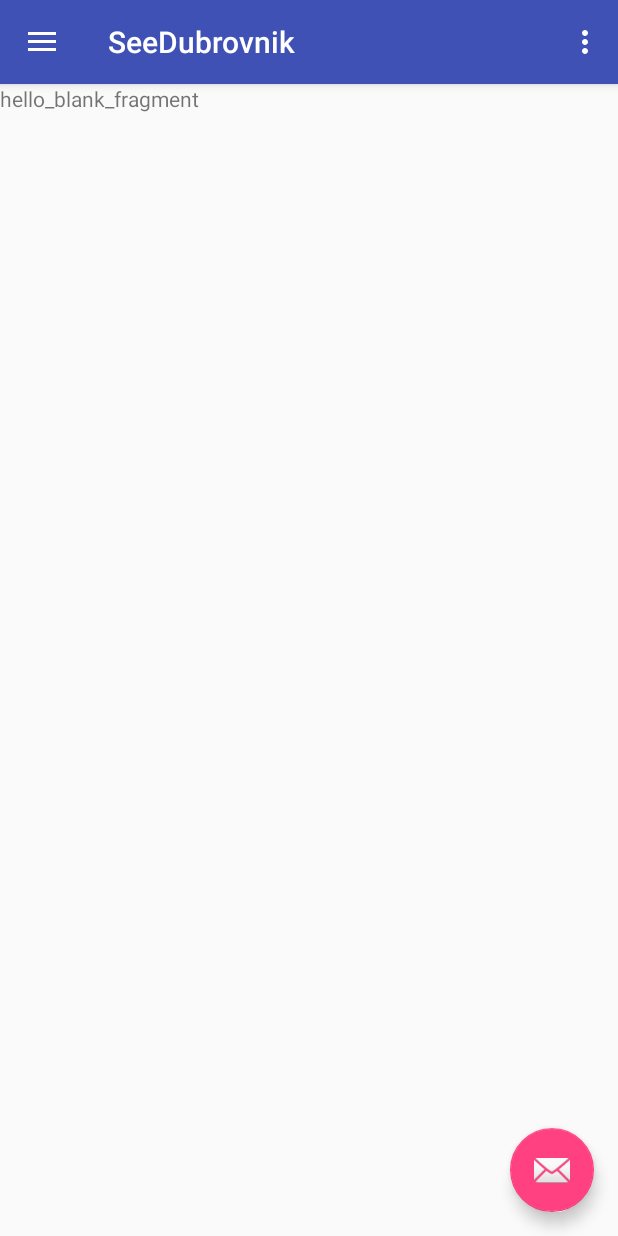
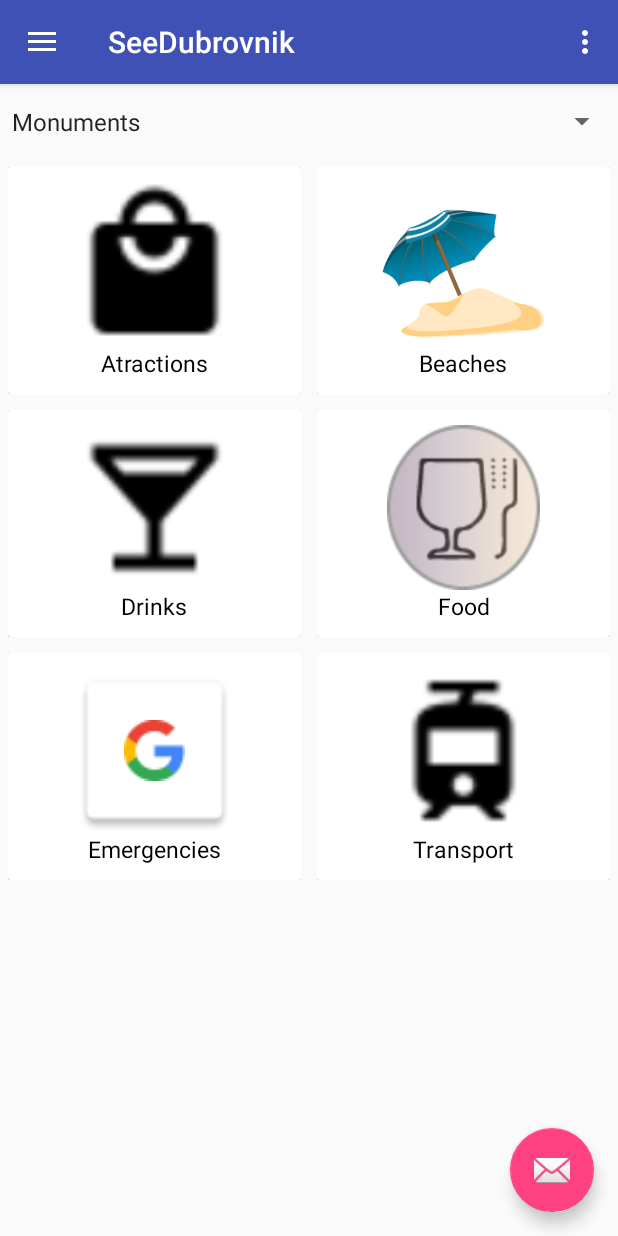
Before and after one commit to progonitelj/SeeDubrovnikTest2, an Android app: the screen it shows after launch (WelcomeStartActivity), after a tap on an icon or button, on a phone screen of 412 x 824 dp. Run offline under Robolectric (Android 15) with nearby library versions, the phone set to English and light mode, and no system bars.

Commit message:
++ categories

```diff
--- a/app/src/main/java/hr/project/seedubrovnik/BlankFragment.java
+++ /dev/null
@@ -1,31 +0,0 @@
-package hr.project.seedubrovnik;
-
-
-import android.os.Bundle;
-import android.support.v4.app.Fragment;
-import android.view.LayoutInflater;
-import android.view.View;
-import android.view.ViewGroup;
-import android.widget.Toast;
-
-
-/**
- * A simple {@link Fragment} subclass.
- */
-public class BlankFragment extends Fragment {
-
-
-    public BlankFragment() {
-        // Required empty public constructor
-    }
-
-
-    @Override
-    public View onCreateView(LayoutInflater inflater, ViewGroup container,
-                             Bundle savedInstanceState) {
-        Toast.makeText(getActivity(),"evo nas u blankui",Toast.LENGTH_LONG);
-        // Inflate the layout for this fragment
-        return inflater.inflate(R.layout.fragment_blank, container, false);
-    }
-
-}
--- /dev/null
+++ b/app/src/main/java/hr/project/seedubrovnik/Category.java
@@ -0,0 +1,38 @@
+package hr.project.seedubrovnik;
+
+public class Category {
+    private String name;
+    private String desc;
+    private int img;
+
+
+    public Category(String name, String desc, int img) {
+        this.name = name;
+        this.desc = desc;
+        this.img = img;
+    }
+
+    public String getName() {
+        return name;
+    }
+
+    public void setName(String name) {
+        this.name = name;
+    }
+
+    public String getDesc() {
+        return desc;
+    }
+
+    public void setDesc(String desc) {
+        this.desc = desc;
+    }
+
+    public int getImg() {
+        return img;
+    }
+
+    public void setImg(int img) {
+        this.img = img;
+    }
+}
--- /dev/null
+++ b/app/src/main/java/hr/project/seedubrovnik/CategoryFragment.java
@@ -0,0 +1,53 @@
+package hr.project.seedubrovnik;
+
+
+import android.os.Bundle;
+import android.support.v4.app.Fragment;
+import android.support.v7.widget.GridLayoutManager;
+import android.support.v7.widget.RecyclerView;
+import android.view.LayoutInflater;
+import android.view.View;
+import android.view.ViewGroup;
+import android.widget.Toast;
+
+import java.util.ArrayList;
+import java.util.List;
+
+
+/**
+ * A simple {@link Fragment} subclass.
+ */
+public class CategoryFragment extends Fragment {
+
+    private RecyclerView recyclerView;
+    private View view;
+    private RecyclerViewListAdapter2 adapter;
+    private List<Category> categories;
+
+    @Override
+    public View onCreateView(LayoutInflater inflater, ViewGroup container,
+                             Bundle savedInstanceState) {
+        Toast.makeText(getActivity(),"evo nas u blankui",Toast.LENGTH_LONG);
+        view = inflater.inflate(R.layout.fragment_categories_layout, container, false);
+        fillRecyclerView();
+        return view;
+    }
+
+
+    public void fillRecyclerView(){
+        recyclerView = view.findViewById(R.id.RecyclerView1);
+        categories = new ArrayList<>();
+        categories.add(new Category("Atractions", "Find all atractions around DBK!", R.drawable.ic_local_mall_black_24dp));
+        categories.add(new Category("Beaches", "Refresh your self on a beatiful beach!", R.drawable.beach));
+        categories.add(new Category("Drinks", "Find a place to relax and have a drink!", R.drawable.ic_local_bar_black_24dp));
+        categories.add(new Category("Food", "All best places to eat in dubrovnik!", R.drawable.hrana));
+        categories.add(new Category("Emergencies", "Find all atractions around DBK!", R.drawable.common_google_signin_btn_icon_light_normal));
+        categories.add(new Category("Transport", "Find all atractions around DBK!", R.drawable.ic_tram_black_24dp));
+        GridLayoutManager menager = new GridLayoutManager(getActivity(), 2);
+        adapter = new RecyclerViewListAdapter2(getActivity(), categories);
+        recyclerView.setLayoutManager(menager);
+        recyclerView.setAdapter(adapter);
+
+    }
+
+}
--- a/app/src/main/java/hr/project/seedubrovnik/RecyclerViewListAdapter2.java
+++ b/app/src/main/java/hr/project/seedubrovnik/RecyclerViewListAdapter2.java
@@ -39,9 +39,9 @@ public class RecyclerViewListAdapter2 extends RecyclerView.Adapter<RecyclerViewL
 
     @Override
     public void onBindViewHolder(@NonNull final ViewHolder holder, int position) {
-            final PartsOfTown object = (PartsOfTown) items.get(position);
+            final Category object = (Category) items.get(position);
             holder.title.setText(object.getName());
-            holder.image.setImageDrawable(myContext.getResources().getDrawable(object.getImage()));
+            holder.image.setImageDrawable(myContext.getResources().getDrawable(object.getImg()));
 
 
 
--- a/app/src/main/java/hr/project/seedubrovnik/WelcomeStartActivity.java
+++ b/app/src/main/java/hr/project/seedubrovnik/WelcomeStartActivity.java
@@ -1,41 +1,16 @@
 package hr.project.seedubrovnik;
 
-import android.app.Activity;
-import android.support.v4.app.Fragment;
-import android.content.Context;
-import android.content.Intent;
-import android.graphics.Bitmap;
-import android.graphics.Color;
-import android.support.annotation.NonNull;
 import android.support.v4.view.ViewPager;
 import android.view.View;
-import android.view.ViewGroup;
 import android.support.design.widget.FloatingActionButton;
 import android.support.design.widget.NavigationView;
-import android.support.design.widget.Snackbar;
-import android.support.v4.app.FragmentManager;
-import android.support.v4.app.FragmentTransaction;
 import android.support.v4.view.GravityCompat;
 import android.support.v4.widget.DrawerLayout;
 import android.support.v7.app.ActionBarDrawerToggle;
 import android.support.v7.app.AppCompatActivity;
 import android.os.Bundle;
-import android.util.Log;
 import android.view.Menu;
 import android.view.MenuItem;
-import android.view.MotionEvent;
-import android.view.View;
-import android.widget.Button;
-import android.widget.ImageView;
-import android.widget.TextView;
-import android.widget.Toast;
-import android.widget.Toolbar;
-
-import java.util.ArrayList;
-import java.util.Arrays;
-import java.util.HashSet;
-import java.util.List;
-import java.util.Set;
 
 
 public class WelcomeStartActivity  extends AppCompatActivity
@@ -60,7 +35,7 @@ FragmentPagerAdapter fragmentPagerAdapter;
                 new View.OnClickListener() {
             @Override
             public void onClick(View view) {
-                setmViewPager(1);
+                setmViewPager(2);
             }
         });
 
@@ -76,7 +51,7 @@ FragmentPagerAdapter fragmentPagerAdapter;
     private void setupViewPager(ViewPager viewPager){
         FragmentPagerAdapter adapter = new FragmentPagerAdapter(getSupportFragmentManager());
         adapter.addFragment(new HomeFragment(),"HomeFragment");
-        adapter.addFragment(new BlankFragment(),"BlankFragment");
+        adapter.addFragment(new CategoryFragment(),"CategoryFragment");
         viewPager.setAdapter(adapter);
     }
     public void setmViewPager(int fragmentNumber ){
--- a/app/src/main/res/layout/fragment_blank.xml
+++ b/app/src/main/res/layout/fragment_blank.xml
@@ -3,7 +3,7 @@
     xmlns:tools="http://schemas.android.com/tools"
     android:layout_width="match_parent"
     android:layout_height="match_parent"
-    tools:context=".BlankFragment">
+    tools:context=".CategoryFragment">
 
     <!-- TODO: Update blank fragment layout -->
     <TextView
```
Also changed, not shown: app/src/main/res/layout/fragment_categories_layout.xml (renamed from app/src/main/res/layout/activity_pick_destination.xml).
